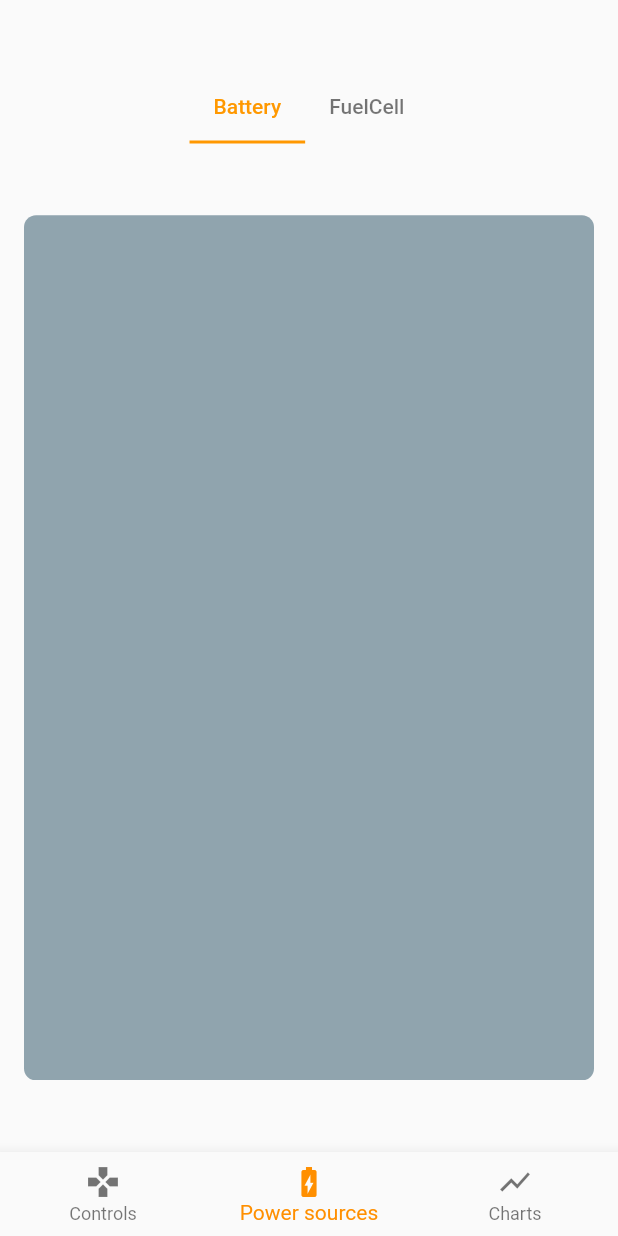
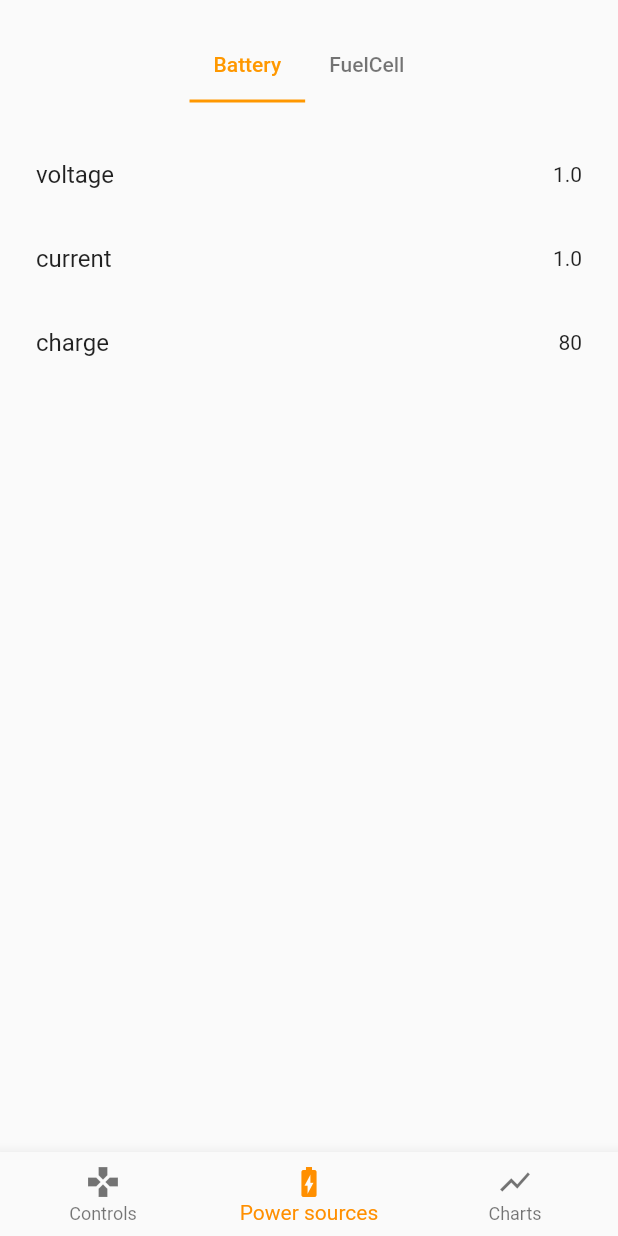
Before and after one commit to SonikDropout/car-mobile-ui, a Flutter app: the screen it shows after launch, item 2 of the bottom bar chosen, on a phone screen of 412 x 824 dp. Run offline on Flutter 3.47's test engine with Material 2 defaults, Android fonts, the phone set to English and light mode, and no system bars.

Commit message:
build layout for power sources data

```diff
--- a/lib/main.dart
+++ b/lib/main.dart
@@ -93,20 +93,31 @@ class NestedTabBar extends StatefulWidget {
 
 class _NestedTabBarState extends State<NestedTabBar>
     with TickerProviderStateMixin {
+  final fuelCellData = {
+    'voltage': 1.0,
+    'current': 1.0,
+    'hydrogen consumption': 150,
+  };
+  final batteryData = {
+    'voltage': 1.0,
+    'current': 1.0,
+    'charge': 80,
+  };
   TabController _nestedTabController;
   @override
   void initState() {
     super.initState();
     _nestedTabController = new TabController(length: 2, vsync: this);
   }
+
   @override
   void dispose() {
     super.dispose();
     _nestedTabController.dispose();
   }
+
   @override
   Widget build(BuildContext context) {
-    double screenHeight = MediaQuery.of(context).size.height;
     return Column(
       mainAxisAlignment: MainAxisAlignment.spaceEvenly,
       children: <Widget>[
@@ -123,28 +134,32 @@ class _NestedTabBarState extends State<NestedTabBar>
             Tab(
               text: "FuelCell",
             ),
-
           ],
         ),
         Container(
-          height: screenHeight * 0.70,
-          margin: EdgeInsets.only(left: 16.0, right: 16.0),
+          height: MediaQuery.of(context).size.height * 0.8,
+          margin: EdgeInsets.symmetric(horizontal: 8.0, vertical: 0),
           child: TabBarView(
             controller: _nestedTabController,
             children: <Widget>[
-              Container(
-                decoration: BoxDecoration(
-                  borderRadius: BorderRadius.circular(8.0),
-                  color: Colors.blueGrey[300],
-                ),
+              ListView.builder(
+                itemCount: batteryData.length,
+                itemBuilder: (BuildContext context, int index) {
+                  String key = batteryData.keys.elementAt(index);
+                  return ListTile(
+                      trailing: Text(batteryData[key].toString()),
+                      title: Text(key));
+                },
               ),
-              Container(
-                decoration: BoxDecoration(
-                  borderRadius: BorderRadius.circular(8.0),
-                  color: Colors.blueGrey[300],
-                ),
+              ListView.builder(
+                itemCount: batteryData.length,
+                itemBuilder: (context, index) {
+                  String key = fuelCellData.keys.elementAt(index);
+                  return ListTile(
+                      trailing: Text(fuelCellData[key].toString()),
+                      title: Text(key));
+                },
               ),
-
             ],
           ),
         )
```
